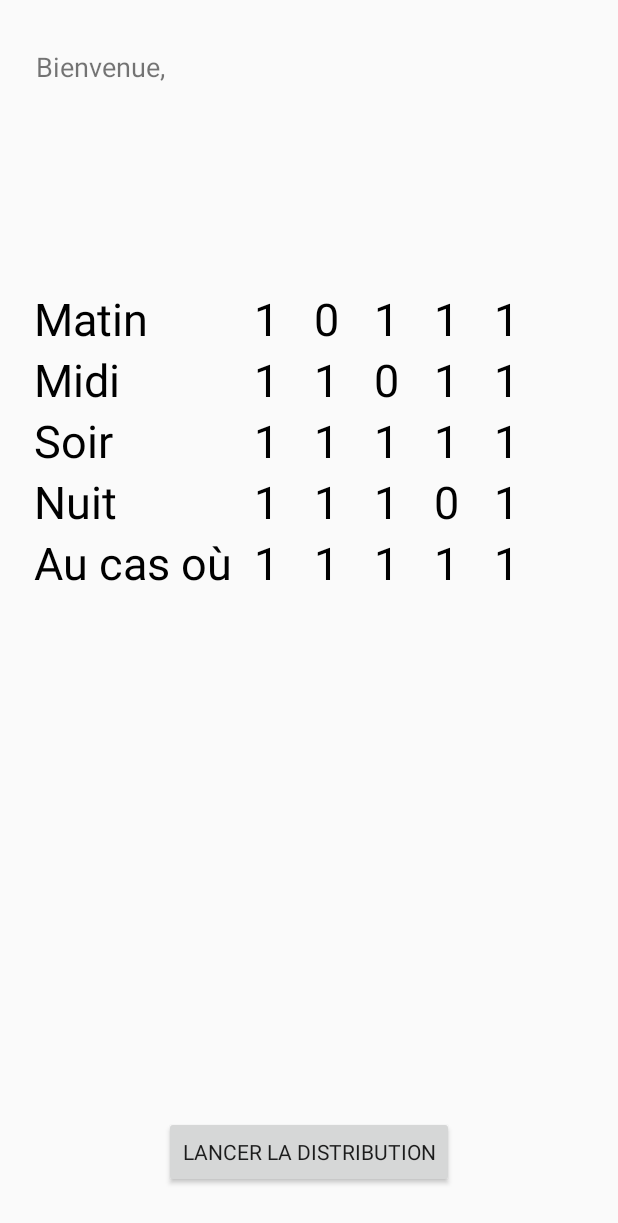
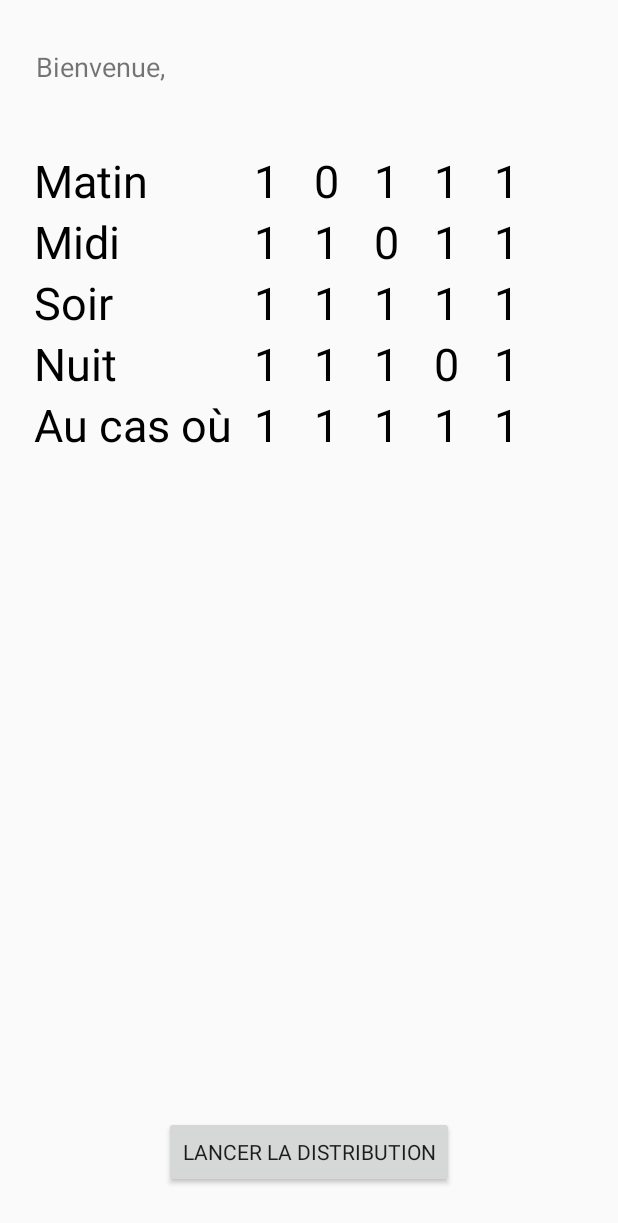
Before and after one commit to PilulierAuto/PiluAndroid, an Android app: the layout activity_posologie.xml on its own in the app's theme, with its tools: preview values and no code run, on a phone screen of 412 x 824 dp. Shown: the top 1223 px of the screen. Run offline under Robolectric (Android 15) with nearby library versions, the phone set to English and light mode, and no system bars; Roboto replaces fonts that are not available here.

Commit message:
Correction de bug

```diff
--- a/app/src/main/res/layout/activity_posologie.xml
+++ b/app/src/main/res/layout/activity_posologie.xml
@@ -27,7 +27,7 @@
         android:layout_height="wrap_content"
         android:layout_marginEnd="16dp"
         android:layout_marginStart="16dp"
-        android:layout_marginTop="192dp"
+        android:layout_marginTop="100dp"
         app:layout_constraintEnd_toEndOf="parent"
         app:layout_constraintHorizontal_bias="0.205"
         app:layout_constraintStart_toStartOf="parent"
```
Also changed, not shown: app/src/main/java/fr/djambae/pilulierautomatique/MainActivity.java (+8 -15 lines).
